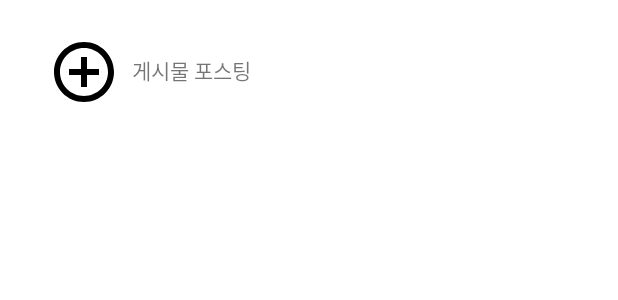
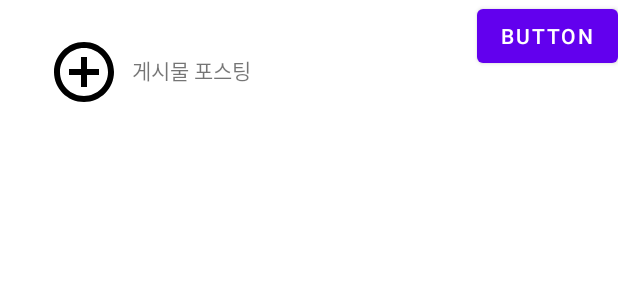
Before and after one commit to luckyPrice/posting_app_kotlin, an Android app: the layout fragment_home.xml on its own in the app's theme, with its tools: preview values and no code run, on a phone screen of 412 x 824 dp. Shown: the top 300 px of the screen. Run offline under Robolectric (Android 15) with nearby library versions, the light colour scheme and no system bars.

Commit message:
ghkd6030 commit

```diff
--- a/app/src/main/res/layout/fragment_home.xml
+++ b/app/src/main/res/layout/fragment_home.xml
@@ -46,6 +46,14 @@
             app:layout_constraintStart_toStartOf="parent"
             app:layout_constraintTop_toBottomOf="@+id/buttonPost" />
 
+        <Button
+            android:id="@+id/button2"
+            android:layout_width="wrap_content"
+            android:layout_height="wrap_content"
+            android:text="Button"
+            app:layout_constraintEnd_toEndOf="parent"
+            app:layout_constraintTop_toTopOf="parent" />
+
     </androidx.constraintlayout.widget.ConstraintLayout>
 
 </FrameLayout>
```
